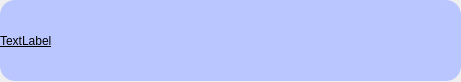
This is tip.ui in YuanQiPKU/Reservoir as Qt 5 draws it before an edit. The edited form follows.
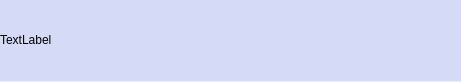
This is the edited form.

The edit to the form file:
```diff
--- a/tip.ui
+++ b/tip.ui
@@ -24,12 +24,10 @@
    </property>
    <property name="styleSheet">
     <string notr="true">font: 25pt &quot;幼圆&quot;;
-text-decoration: underline;
-background-color: rgb(185, 198, 255);
-border-radius: 15px; /* 边框圆角 */</string>
+background-color: rgba(185, 198, 255,125)</string>
    </property>
    <property name="text">
-    <string>TextLabel</string>
+    <string>&lt;html&gt;&lt;head/&gt;&lt;body&gt;&lt;p&gt;&lt;span style=&quot; text-decoration:none;&quot;&gt;TextLabel&lt;/span&gt;&lt;/p&gt;&lt;/body&gt;&lt;/html&gt;</string>
    </property>
   </widget>
  </widget>
```
